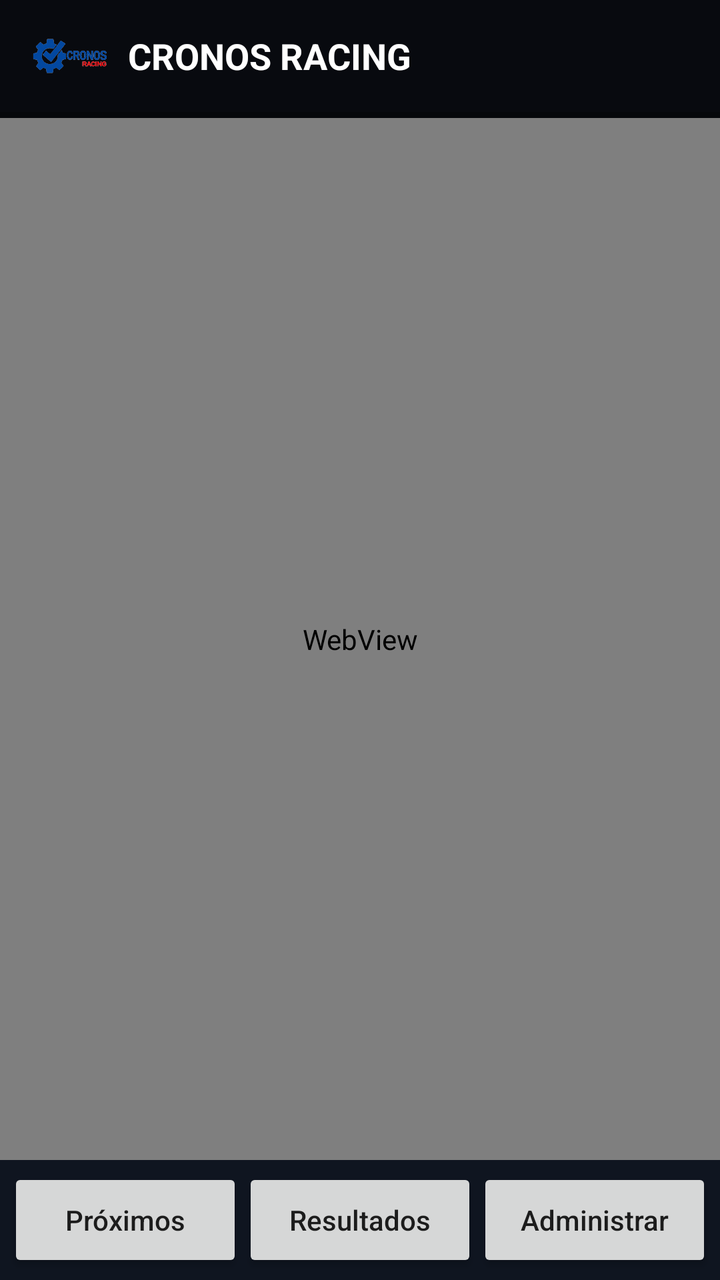
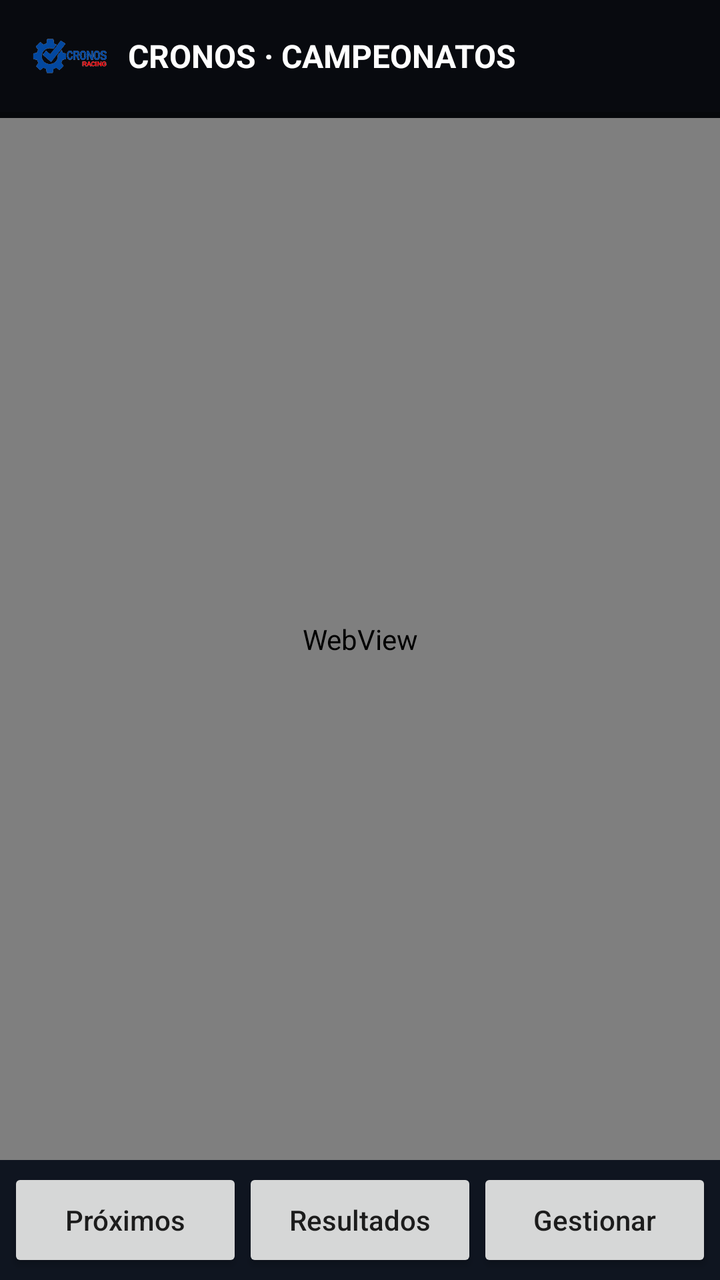

Before-and-after screenshots of an Android layout around one commit, followed by the original layout XML and the change that was made.
<!-- AndroidManifest.xml: application theme android:Theme.Material.Light.NoActionBar -->
<!-- res/layout/activity_main.xml -->
<?xml version="1.0" encoding="utf-8"?>
<LinearLayout xmlns:android="http://schemas.android.com/apk/res/android"
 android:layout_width="match_parent" android:layout_height="match_parent" android:orientation="vertical" android:background="#07090D">
    <LinearLayout android:layout_width="match_parent" android:layout_height="56dp" android:gravity="center_vertical" android:orientation="horizontal" android:background="#080A0F" android:paddingHorizontal="16dp">
      <ImageView android:layout_width="38dp" android:layout_height="38dp" android:src="@drawable/logo" android:contentDescription="Cronos Racing"/>
      <TextView android:layout_width="0dp" android:layout_weight="1" android:layout_height="wrap_content" android:layout_marginStart="10dp" android:text="CRONOS RACING" android:textColor="#FFFFFF" android:textStyle="bold" android:textSize="18sp" />
    </LinearLayout>
    <ProgressBar android:id="@+id/progress" style="?android:attr/progressBarStyleHorizontal" android:layout_width="match_parent" android:layout_height="3dp" android:progressTint="#FF1724" />
    <WebView android:id="@+id/webview" android:layout_width="match_parent" android:layout_height="0dp" android:layout_weight="1" />
    <LinearLayout android:layout_width="match_parent" android:layout_height="60dp" android:background="#0F1520" android:orientation="horizontal" android:padding="4dp">
      <Button android:id="@+id/home" android:layout_width="0dp" android:layout_height="match_parent" android:layout_weight="1" android:text="Próximos" android:textAllCaps="false" />
      <Button android:id="@+id/rankings" android:layout_width="0dp" android:layout_height="match_parent" android:layout_weight="1" android:text="Resultados" android:textAllCaps="false" />
      <Button android:id="@+id/admin" android:layout_width="0dp" android:layout_height="match_parent" android:layout_weight="1" android:text="Administrar" android:textAllCaps="false" />
    </LinearLayout>
</LinearLayout>
<!-- resources referenced by this layout -->
<resources>
  <!-- drawable logo: png bitmap (drawable, 38571 bytes) -->
</resources>

<!-- the commit's change to res/layout/activity_main.xml (unified diff, before → after) -->
@@ -3,13 +3,13 @@
  android:layout_width="match_parent" android:layout_height="match_parent" android:orientation="vertical" android:background="#07090D">
     <LinearLayout android:layout_width="match_parent" android:layout_height="56dp" android:gravity="center_vertical" android:orientation="horizontal" android:background="#080A0F" android:paddingHorizontal="16dp">
       <ImageView android:layout_width="38dp" android:layout_height="38dp" android:src="@drawable/logo" android:contentDescription="Cronos Racing"/>
-      <TextView android:layout_width="0dp" android:layout_weight="1" android:layout_height="wrap_content" android:layout_marginStart="10dp" android:text="CRONOS RACING" android:textColor="#FFFFFF" android:textStyle="bold" android:textSize="18sp" />
+      <TextView android:layout_width="0dp" android:layout_weight="1" android:layout_height="wrap_content" android:layout_marginStart="10dp" android:text="CRONOS · CAMPEONATOS" android:textColor="#FFFFFF" android:textStyle="bold" android:textSize="16sp" />
     </LinearLayout>
     <ProgressBar android:id="@+id/progress" style="?android:attr/progressBarStyleHorizontal" android:layout_width="match_parent" android:layout_height="3dp" android:progressTint="#FF1724" />
     <WebView android:id="@+id/webview" android:layout_width="match_parent" android:layout_height="0dp" android:layout_weight="1" />
     <LinearLayout android:layout_width="match_parent" android:layout_height="60dp" android:background="#0F1520" android:orientation="horizontal" android:padding="4dp">
       <Button android:id="@+id/home" android:layout_width="0dp" android:layout_height="match_parent" android:layout_weight="1" android:text="Próximos" android:textAllCaps="false" />
       <Button android:id="@+id/rankings" android:layout_width="0dp" android:layout_height="match_parent" android:layout_weight="1" android:text="Resultados" android:textAllCaps="false" />
-      <Button android:id="@+id/admin" android:layout_width="0dp" android:layout_height="match_parent" android:layout_weight="1" android:text="Administrar" android:textAllCaps="false" />
+      <Button android:id="@+id/admin" android:layout_width="0dp" android:layout_height="match_parent" android:layout_weight="1" android:text="Gestionar" android:textAllCaps="false" />
     </LinearLayout>
 </LinearLayout>
